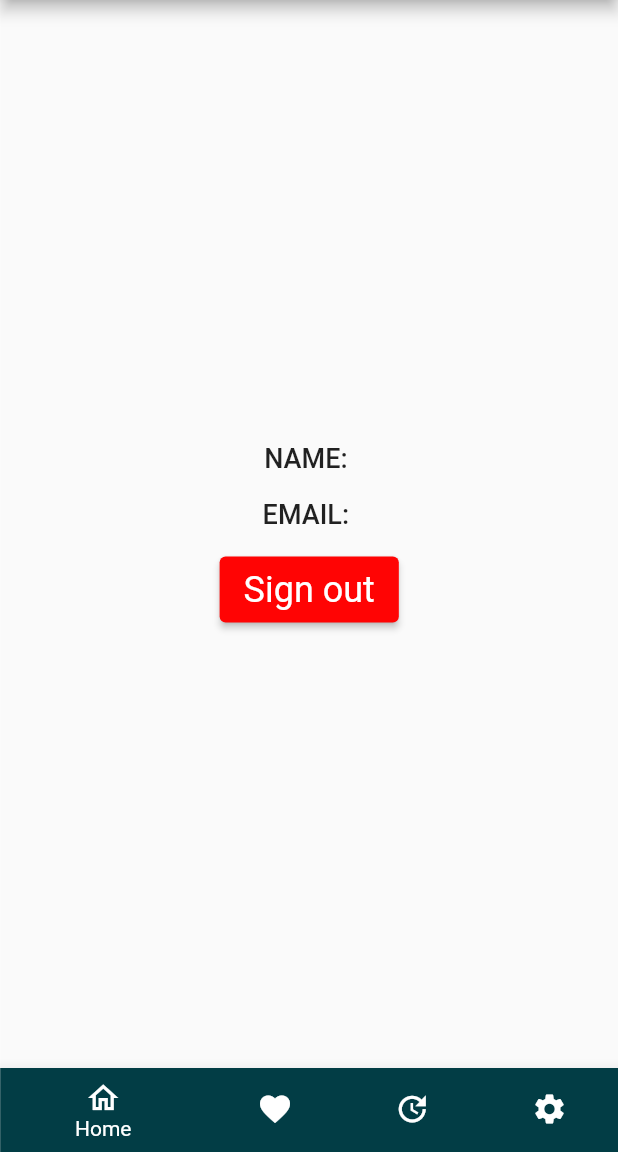
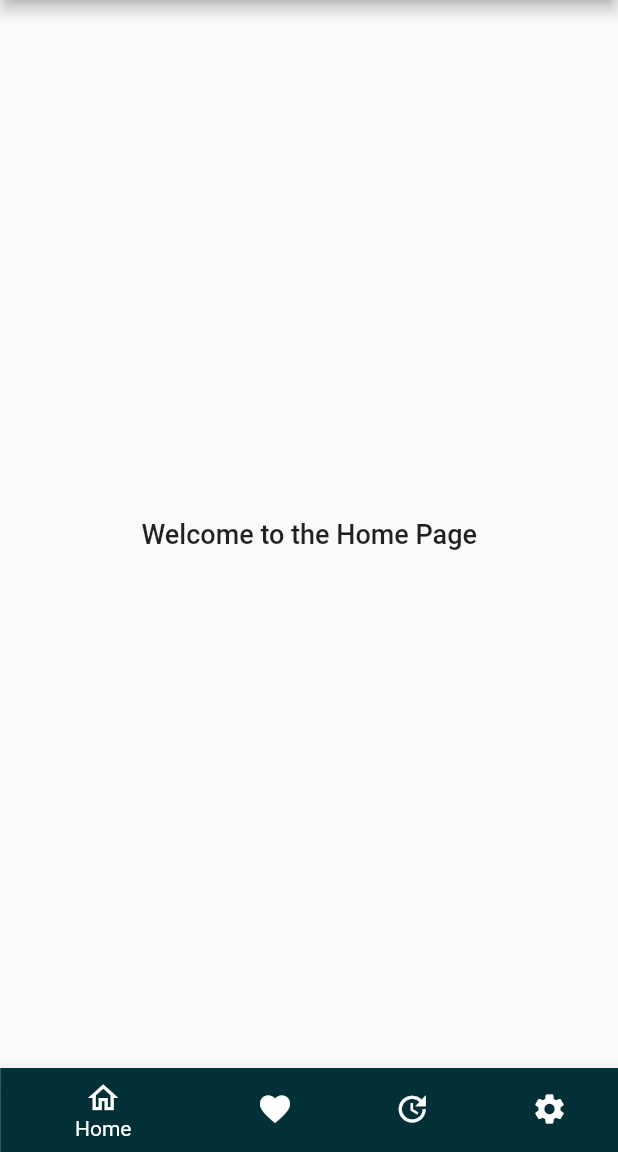
Before and after one commit to Rafi-Rifat/Blood-Donation, a Flutter app: the HomeScreen screen opened directly, on a phone screen of 412 x 824 dp, the part 84-1236 px from its top. Run offline on Flutter 3.47's test engine with Material 2 defaults, Android fonts, the phone set to English and light mode, and no system bars; our stand-ins replace firebase_auth, firebase_core, lottie; accounts and stored records are empty.

Commit message:
changes made

```diff
--- a/lib/screens/home_screen.dart
+++ b/lib/screens/home_screen.dart
@@ -1,166 +1,3 @@
-// import 'package:firebase_auth/firebase_auth.dart';
-// import 'package:flutter/material.dart';
-// import 'package:auth_app/screens/login_screen.dart';
-// import 'request.dart';
-
-// class HomeScreen extends StatefulWidget {
-//   final User user;
-
-//   HomeScreen({required this.user});
-
-//   @override
-//   _HomeScreenState createState() => _HomeScreenState();
-// }
-
-// class _HomeScreenState extends State<HomeScreen> {
-//   late User _currentUser;
-
-//   @override
-//   void initState() {
-//     _currentUser = widget.user;
-//     super.initState();
-//   }
-
-//   @override
-//   Widget build(BuildContext context) {
-//     return Scaffold(
-//       appBar: AppBar(
-//         centerTitle: true,
-//         title: const Text(
-//           'Blood Donation',
-//         ),
-//         backgroundColor: const Color.fromARGB(255, 0, 0, 0),
-//       ),
-//       drawer: Drawer(
-//         child: ListView(
-//           // Important: Remove any padding from the ListView.
-//           padding: EdgeInsets.zero,
-//           children: [
-//             const SizedBox(height: 100),
-//             const CircleAvatar(
-//               backgroundColor: Color.fromARGB(255, 255, 255, 255),
-//               radius: 82,
-//               backgroundImage: NetworkImage(
-//                   'https://www.samenfiks.nl/wp-content/uploads/2020/02/no-profile-picture.jpg'),
-//             ),
-//             SizedBox(height: 10),
-//             Container(
-//               child: WillPopScope(
-//                 onWillPop: () async {
-//                   final logout = await showDialog<bool>(
-//                     context: context,
-//                     builder: (context) {
-//                       return AlertDialog(
-//                         title: const Text('Are you sure?'),
-//                         content:
-//                             const Text('Do you want to logout from this App'),
-//                         actionsAlignment: MainAxisAlignment.spaceBetween,
-//                         actions: [
-//                           TextButton(
-//                             onPressed: () {
-//                               Logout();
-//                             },
-//                             child: const Text('Yes'),
-//                           ),
-//                           TextButton(
-//                             onPressed: () {
-//                               Navigator.pop(context, false);
-//                             },
-//                             child: const Text('No'),
-//                           ),
-//                         ],
-//                       );
-//                     },
-//                   );
-//                   return logout!;
-//                 },
-//                 child: Center(
-//                   child: Column(
-//                     mainAxisAlignment: MainAxisAlignment.center,
-//                     children: [
-//                       Text(
-//                         'NAME: ${_currentUser.displayName}',
-//                         style: Theme.of(context).textTheme.bodyText1,
-//                       ),
-//                       const SizedBox(height: 16.0),
-//                       Text(
-//                         'EMAIL: ${_currentUser.email}',
-//                         style: Theme.of(context).textTheme.bodyText1,
-//                       ),
-//                       SizedBox(height: 16.0),
-//                       ElevatedButton(
-//                         onPressed: () async {
-//                           await FirebaseAuth.instance.signOut();
-
-//                           Navigator.of(context).pushReplacement(
-//                             MaterialPageRoute(
-//                               builder: (context) => LoginScreen(),
-//                             ),
-//                           );
-//                         },
-//                         child: const Text('Sign out'),
-//                         style: ButtonStyle(
-//                           backgroundColor: MaterialStateProperty.all(
-//                               Color.fromARGB(255, 255, 4, 4)),
-//                         ),
-//                       ),
-//                     ],
-//                   ),
-//                 ),
-//               ),
-//             ),
-//             SizedBox(height: 60),
-//             ListTile(
-//               leading: const Icon(Icons.home_outlined),
-//               title: const Text('Home'),
-//               onTap: () {
-//                 Navigator.pop(context);
-//               },
-//             ),
-
-//             ListTile(
-//               leading: const Icon(Icons.favorite_outlined),
-//               title: const Text('Blood Request'),
-//               onTap: () {
-//                 Navigator.push(
-//                   context,
-//                   MaterialPageRoute(
-//                       builder: (context) =>
-//                           RequestPage()), // Replace RequestPage() with the appropriate widget from request.dart
-//                 );
-//               },
-//             ),
-//             ListTile(
-//               leading: const Icon(Icons.update),
-//               title: const Text('Update'),
-//               onTap: () {
-//                 Navigator.pop(context);
-//               },
-//             ),
-//             ListTile(
-//               leading: const Icon(Icons.settings),
-//               title: const Text('Settings'),
-//               onTap: () {
-//                 Navigator.pop(context);
-//               },
-//             ),
-//           ],
-//         ),
-//       ),
-//     );
-//   }
-
-//   Future<dynamic> Logout() async {
-//     await FirebaseAuth.instance.signOut();
-
-//     Navigator.of(context).pushReplacement(
-//       MaterialPageRoute(
-//         builder: (context) => LoginScreen(),
-//       ),
-//     );
-//   }
-// }
-
 import 'package:firebase_auth/firebase_auth.dart';
 import 'package:flutter/material.dart';
 import 'package:auth_app/screens/login_screen.dart';
@@ -177,12 +14,26 @@ class HomeScreen extends StatefulWidget {
 
 class _HomeScreenState extends State<HomeScreen> {
   late User _currentUser;
-  int _currentIndex = 0; // Index for the selected bottom navigation item.
+  int _selectedIndex = 0;
 
   @override
   void initState() {
     _currentUser = widget.user;
     super.initState();
+  }
+
+  // Define your pages for each bottom navigation tab
+  final List<Widget> _pages = [
+    HomeContent(),
+    RequestPage(), // Replace with your Blood Request page
+    UpdateContent(),
+    SettingsContent(),
+  ];
+
+  void _onItemTapped(int index) {
+    setState(() {
+      _selectedIndex = index;
+    });
   }
 
   @override
@@ -197,10 +48,47 @@ class _HomeScreenState extends State<HomeScreen> {
       ),
       drawer: Drawer(
         child: ListView(
-            // ... Your existing drawer content ...
+          padding: EdgeInsets.zero,
+          children: [
+            const SizedBox(height: 100),
+            const CircleAvatar(
+              backgroundColor: Color.fromARGB(255, 255, 255, 255),
+              radius: 50,
+              backgroundImage: NetworkImage(
+                  'https://www.samenfiks.nl/wp-content/uploads/2020/02/no-profile-picture.jpg'),
             ),
+            SizedBox(height: 10),
+            Container(
+              child: WillPopScope(
+                onWillPop: () async {
+                  final logout = await showDialog<bool>(
+                    context: context,
+                    builder: (context) {
+                      return AlertDialog(
+                        title: const Text('Are you sure?'),
+                        content:
+                            const Text('Do you want to logout from this App'),
+                        actionsAlignment: MainAxisAlignment.spaceBetween,
+                        actions: [
+                          TextButton(
+                            onPressed: () {
+                              // Logout();
+                            },
+                            child: const Text('Yes'),
                           ),
-      body: Center(
+                          TextButton(
+                            onPressed: () {
+                              Navigator.pop(context, false);
+                            },
+                            child: const Text('No'),
+                          ),
+                        ],
+                      );
+                    },
+                  );
+                  return logout!;
+                },
+                child: Center(
                   child: Column(
                     mainAxisAlignment: MainAxisAlignment.center,
                     children: [
@@ -226,41 +114,62 @@ class _HomeScreenState extends State<HomeScreen> {
                         },
                         child: const Text('Sign out'),
                         style: ButtonStyle(
-                backgroundColor:
-                    MaterialStateProperty.all(Color.fromARGB(255, 255, 4, 4)),
+                          backgroundColor: MaterialStateProperty.all(
+                              Color.fromARGB(255, 255, 4, 4)),
                         ),
                       ),
                     ],
                   ),
                 ),
-      bottomNavigationBar: BottomNavigationBar(
-        currentIndex: _currentIndex,
-        onTap: (index) {
-          // Handle bottom navigation item taps here
-          setState(() {
-            _currentIndex = index;
-          });
-          if (index == 0) {
-            // Navigate to the Home screen
-          } else if (index == 1) {
-            // Navigate to the Blood Request screen
+              ),
+            ),
+            SizedBox(height: 60),
+            ListTile(
+              leading: const Icon(Icons.home_outlined),
+              title: const Text('Home'),
+              onTap: () {
+                Navigator.pop(context);
+              },
+            ),
+            ListTile(
+              leading: const Icon(Icons.favorite_outlined),
+              title: const Text('Blood Request'),
+              onTap: () {
                 Navigator.push(
                   context,
                   MaterialPageRoute(
-                builder: (context) => RequestPage(),
+                      builder: (context) =>
+                          RequestPage()), // Replace RequestPage() with the appropriate widget from request.dart
+                );
+              },
             ),
-            );
-          } else if (index == 2) {
-            // Navigate to the Update screen
-          } else if (index == 3) {
-            // Navigate to the Settings screen
-          }
+            ListTile(
+              leading: const Icon(Icons.update),
+              title: const Text('Update'),
+              onTap: () {
+                Navigator.pop(context);
               },
+            ),
+            ListTile(
+              leading: const Icon(Icons.settings),
+              title: const Text('Settings'),
+              onTap: () {
+                Navigator.pop(context);
+              },
+            ),
+          ],
+        ),
+      ),
+      body: _pages[_selectedIndex],
+      bottomNavigationBar: BottomNavigationBar(
+        currentIndex: _selectedIndex,
+        onTap: _onItemTapped,
         items: const [
           BottomNavigationBarItem(
+            backgroundColor: Color.fromARGB(255, 1, 48, 54),
             icon: Icon(Icons.home_outlined),
             label: 'Home',
-              backgroundColor: Color.fromARGB(255, 2, 61, 69)),
+          ),
           BottomNavigationBarItem(
             icon: Icon(Icons.favorite_outlined),
             label: 'Blood Request',
@@ -277,14 +186,55 @@ class _HomeScreenState extends State<HomeScreen> {
       ),
     );
   }
+}
 
-  Future<dynamic> Logout() async {
-    await FirebaseAuth.instance.signOut();
-
-    Navigator.of(context).pushReplacement(
-      MaterialPageRoute(
-        builder: (context) => LoginScreen(),
+class HomeContent extends StatelessWidget {
+  @override
+  Widget build(BuildContext context) {
+    return Center(
+      child: Column(
+        mainAxisAlignment: MainAxisAlignment.center,
+        children: [
+          Text(
+            'Welcome to the Home Page',
+            style: Theme.of(context).textTheme.bodyText1,
+          ),
+        ],
       ),
     );
   }
 }
+
+class UpdateContent extends StatelessWidget {
+  @override
+  Widget build(BuildContext context) {
+    return Center(
+      child: Column(
+        mainAxisAlignment: MainAxisAlignment.center,
+        children: [
+          Text(
+            'Welcome to the Update Page',
+            style: Theme.of(context).textTheme.bodyText1,
+          ),
+        ],
+      ),
+    );
+  }
+}
+
+class SettingsContent extends StatelessWidget {
+  @override
+  Widget build(BuildContext context) {
+    return Center(
+      child: Column(
+        mainAxisAlignment: MainAxisAlignment.center,
+        children: [
+          Text(
+            'Welcome to the Settings Page',
+            style: Theme.of(context).textTheme.bodyLarge,
+          ),
+        ],
+      ),
+    );
+  }
+}
```
Lines whose indentation alone changed are shown as unchanged.
